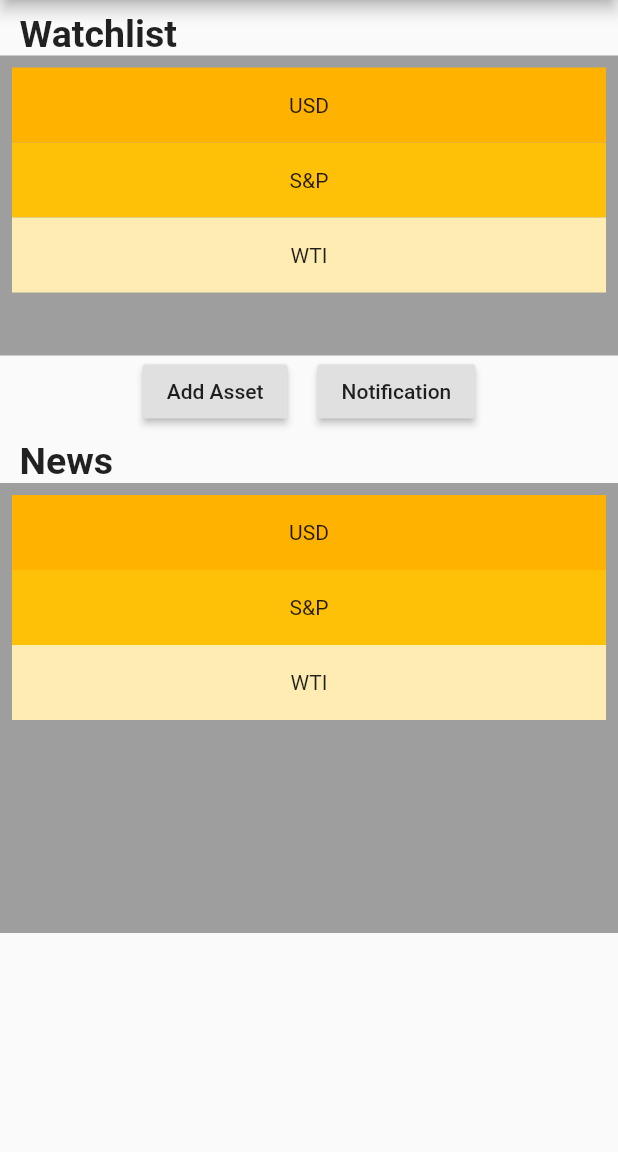
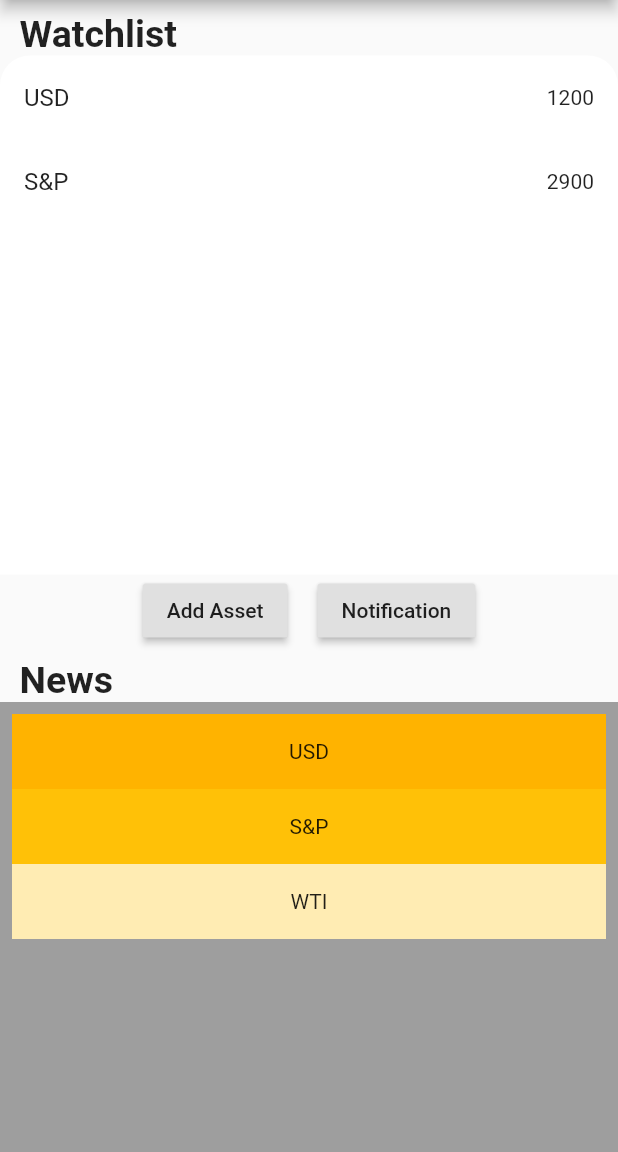
Before and after one commit to developerMoon/money_alarm, a Flutter app: the screen it shows after launch, on a phone screen of 412 x 824 dp, the part 84-1236 px from its top. Run offline on Flutter 3.47's test engine with Material 2 defaults, Android fonts, the phone set to English and light mode, and no system bars.

Commit message:
implemented add asset and provider

```diff
--- a/lib/main.dart
+++ b/lib/main.dart
@@ -1,18 +1,23 @@
 import 'package:flutter/material.dart';
+import 'package:money_alarm/models/asset_data.dart';
 import 'package:money_alarm/screens/dashboard_screen.dart';
 import 'package:money_alarm/screens/notification_screen.dart';
+import 'package:provider/provider.dart';
 
 void main() => runApp(MoneyAlarm());
 
 class MoneyAlarm extends StatelessWidget {
   @override
   Widget build(BuildContext context) {
-    return MaterialApp(
-      initialRoute: DashBoardScreen.id,
-      routes: {
-        DashBoardScreen.id: (context) => DashBoardScreen(),
-        NotificationScreen.id: (context) => NotificationScreen(),
-      },
+    return ChangeNotifierProvider(
+      create: (context) => AssetData(),
+      child: MaterialApp(
+        initialRoute: DashBoardScreen.id,
+        routes: {
+          DashBoardScreen.id: (context) => DashBoardScreen(),
+          NotificationScreen.id: (context) => NotificationScreen(),
+        },
+      ),
     );
   }
 }
--- a/lib/models/asset_data.dart
+++ b/lib/models/asset_data.dart
@@ -4,8 +4,8 @@ import 'dart:collection';
 
 class AssetData extends ChangeNotifier {
   List<Asset> _assets = [
-    Asset(name: 'USD'),
-    Asset(name: 'S&P'),
+    Asset(name: 'USD', price: 1200),
+    Asset(name: 'S&P', price: 2900),
   ];
 
   UnmodifiableListView<Asset> get assets {
@@ -17,4 +17,8 @@ class AssetData extends ChangeNotifier {
     _assets.add(asset);
     notifyListeners();
   }
+
+  int get assetCount {
+    return _assets.length;
+  }
 }
--- a/lib/screens/add_asset_screen.dart
+++ b/lib/screens/add_asset_screen.dart
@@ -1,6 +1,9 @@
 import 'package:flutter/material.dart';
+import 'package:provider/provider.dart';
+import 'package:money_alarm/models/asset_data.dart';
 
 class AddAssetScreen extends StatelessWidget {
+  String newAssetName;
   @override
   Widget build(BuildContext context) {
     return Container(
@@ -28,7 +31,9 @@ class AddAssetScreen extends StatelessWidget {
               TextField(
                 autofocus: true, //keyboard enabled, focusted
                 textAlign: TextAlign.center,
-                onChanged: (newText) {},
+                onChanged: (newText) {
+                  newAssetName = newText;
+                },
               ),
               FlatButton(
                 child: Text(
@@ -40,8 +45,8 @@ class AddAssetScreen extends StatelessWidget {
                 color: Colors.lightBlueAccent,
                 onPressed: () {
                   //add task
-//                  Provider.of<TaskData>(context, listen: false)
-//                      .addTask(newTaskTitle);
+                  Provider.of<AssetData>(context, listen: false)
+                      .addAsset(newAssetName);
                   Navigator.pop(context);
                 }, //onPressed is not added -> disabled
               ),
--- a/lib/screens/dashboard_screen.dart
+++ b/lib/screens/dashboard_screen.dart
@@ -1,6 +1,8 @@
 import 'package:flutter/material.dart';
 import 'package:money_alarm/screens/notification_screen.dart';
 import 'package:money_alarm/screens/add_asset_screen.dart';
+import 'package:money_alarm/widgets/assets_list.dart';
+import 'package:provider/provider.dart';
 
 class DashBoardScreen extends StatefulWidget {
   static const id = 'dashboard_screen';
@@ -29,30 +31,42 @@ class _DashBoardScreenState extends State<DashBoardScreen> {
               ),
             ),
           ),
-          Container(
-            height: 200,
-            color: Colors.grey,
-            child: ListView(
-              padding: const EdgeInsets.all(8),
-              children: <Widget>[
-                Container(
-                  height: 50,
-                  color: Colors.amber[600],
-                  child: const Center(child: Text('USD')),
+//          Container(
+//            height: 200,
+//            color: Colors.grey,
+//            child: ListView(
+//              padding: const EdgeInsets.all(8),
+//              children: <Widget>[
+//                Container(
+//                  height: 50,
+//                  color: Colors.amber[600],
+//                  child: const Center(child: Text('USD')),
+//                ),
+//                Container(
+//                  height: 50,
+//                  color: Colors.amber[500],
+//                  child: const Center(child: Text('S&P')),
+//                ),
+//                Container(
+//                  height: 50,
+//                  color: Colors.amber[100],
+//                  child: const Center(child: Text('WTI')),
+//                ),
+          Expanded(
+            child: Container(
+              decoration: BoxDecoration(
+                color: Colors.white,
+                borderRadius: BorderRadius.only(
+                  topLeft: Radius.circular(20.0),
+                  topRight: Radius.circular(20.0),
                 ),
-                Container(
-                  height: 50,
-                  color: Colors.amber[500],
-                  child: const Center(child: Text('S&P')),
-                ),
-                Container(
-                  height: 50,
-                  color: Colors.amber[100],
-                  child: const Center(child: Text('WTI')),
-                ),
-              ],
+              ),
+              child: AssetsList(),
             ),
           ),
+          //],
+          // ),
+          //    ),
           Row(
             mainAxisAlignment: MainAxisAlignment.center,
             children: <Widget>[
--- /dev/null
+++ b/lib/widgets/asset_tile.dart
@@ -0,0 +1,30 @@
+import 'package:flutter/material.dart';
+
+class AssetTile extends StatelessWidget {
+
+  final String assetName;
+  int assetPrice;
+
+  AssetTile({this.assetName,
+              this.assetPrice
+        });
+
+  @override
+  Widget build(BuildContext context) {
+    return ListTile(
+      title: Text(
+        assetName,
+//        style: TextStyle(
+//          decoration: isChecked ? TextDecoration.lineThrough : null,
+//        ),
+      ),
+      trailing: Text(
+//        activeColor: Colors.lightBlueAccent,
+//        value: isChecked,
+//        onChanged: checkboxCallback,
+      assetPrice.toString(),
+      ),
+      //onLongPress: longPressCallback,
+    );
+  }
+}
--- /dev/null
+++ b/lib/widgets/assets_list.dart
@@ -0,0 +1,24 @@
+import 'package:flutter/material.dart';
+import 'package:money_alarm/widgets/asset_tile.dart';
+import 'package:provider/provider.dart';
+import 'package:money_alarm/models/asset_data.dart';
+
+class AssetsList extends StatelessWidget {
+  @override
+  Widget build(BuildContext context) {
+    return Consumer<AssetData>(
+      builder: (context, assetData, child) {
+        return ListView.builder(
+          itemBuilder: (context, index) {
+            final asset = assetData.assets[index];
+            return AssetTile(
+              assetName: asset.name,
+              assetPrice: asset.price,
+            );
+          },
+          itemCount: assetData.assetCount,
+        );
+      },
+    );
+  }
+}
```
Also changed, not shown: pubspec.yaml (+1 -43 lines), pubspec.lock, 1 other file.
